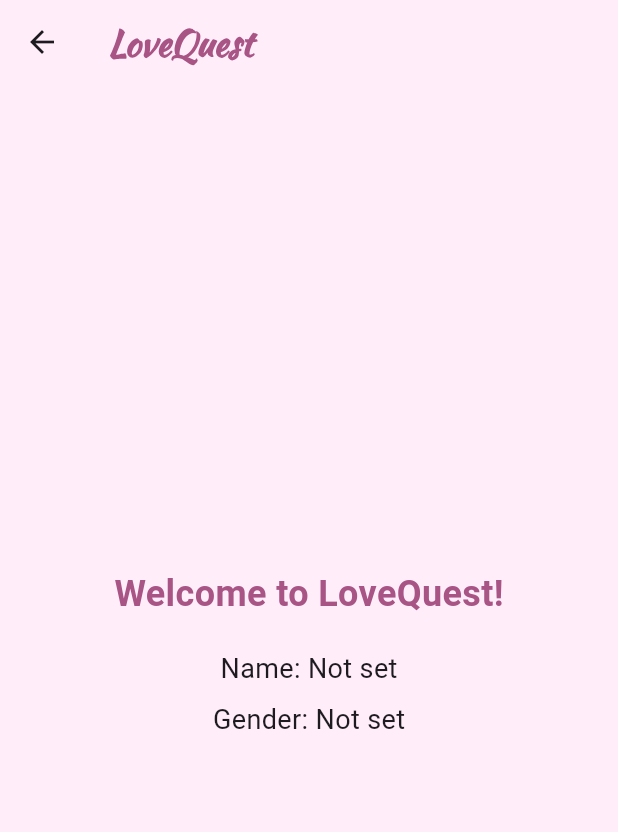
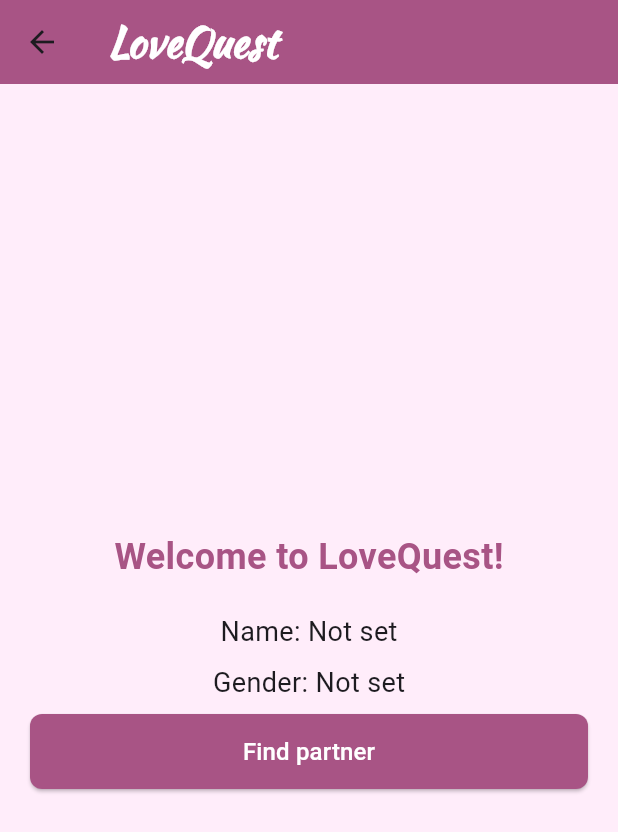
Before and after one commit to hungdungn47/LoveQuest, a Flutter app: the HomeScreen screen opened by its route, on a phone screen of 412 x 824 dp. Shown: the top 832 px of the screen. Run offline on Flutter 3.47's test engine with Material 3 defaults, Android fonts, the phone set to English and light mode, and no system bars; our stand-ins replace dio, get, get_storage, socket_io_client; accounts and stored records are empty.

Commit message:
Change app bar color

```diff
--- a/lib/features/auth/presentation/pages/home_screen.dart
+++ b/lib/features/auth/presentation/pages/home_screen.dart
@@ -1,6 +1,7 @@
 import 'package:flutter/material.dart';
 import 'package:get/get.dart';
 import 'package:love_quest/core/config/theme.dart';
+import 'package:love_quest/features/auth/presentation/widgets/custom_button.dart';
 import '../controllers/auth_controller.dart';
 
 class HomeScreen extends StatelessWidget {
@@ -15,13 +16,13 @@ class HomeScreen extends StatelessWidget {
         title: Text(
           'LoveQuest',
           style: TextStyle(
-            fontSize: 24,
+            fontSize: 28,
             fontFamily: 'Kaushan',
             fontWeight: FontWeight.bold,
-            color: AppColors.primary,
+            color: Colors.white,
           ),
         ),
-        backgroundColor: Colors.transparent,
+        backgroundColor: AppColors.primary,
         elevation: 0,
       ),
       body: Center(
@@ -58,6 +59,7 @@ class HomeScreen extends StatelessWidget {
               //   'Interests: ${authController.user.value.interests?.join(", ") ?? "None selected"}',
               //   style: TextStyle(fontSize: 18),
               // )),
+              CustomButton(text: 'Find partner', onPressed: () => {})
             ],
           ),
         ),
```
